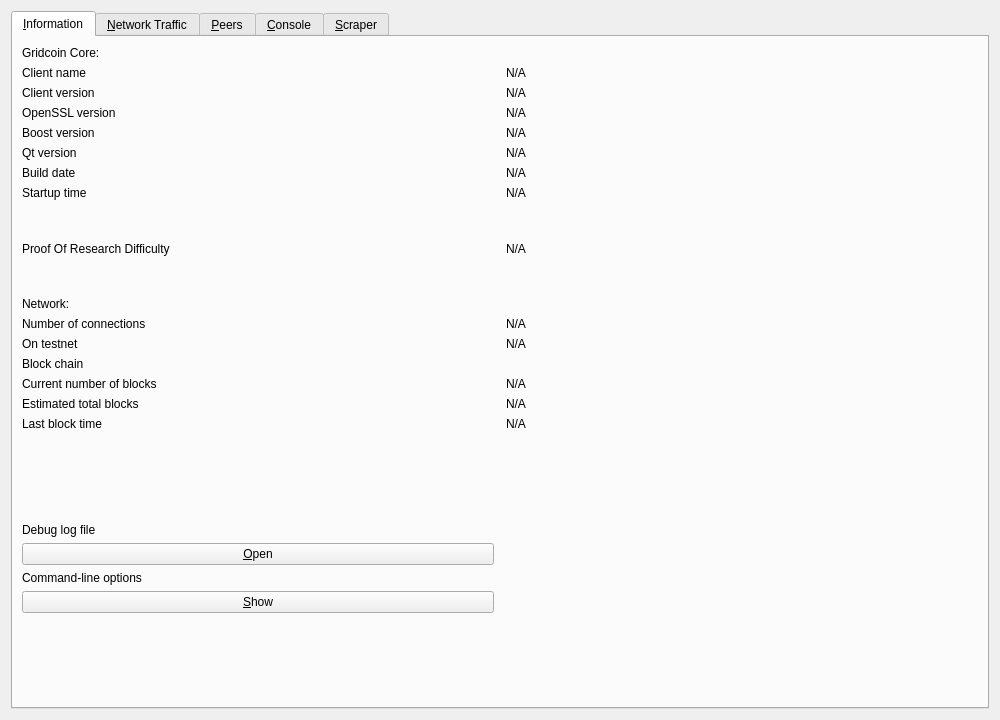
Before: the Qt Designer form src/qt/forms/rpcconsole.ui in gridcoin-community/Gridcoin-Research, drawn with Qt 5.
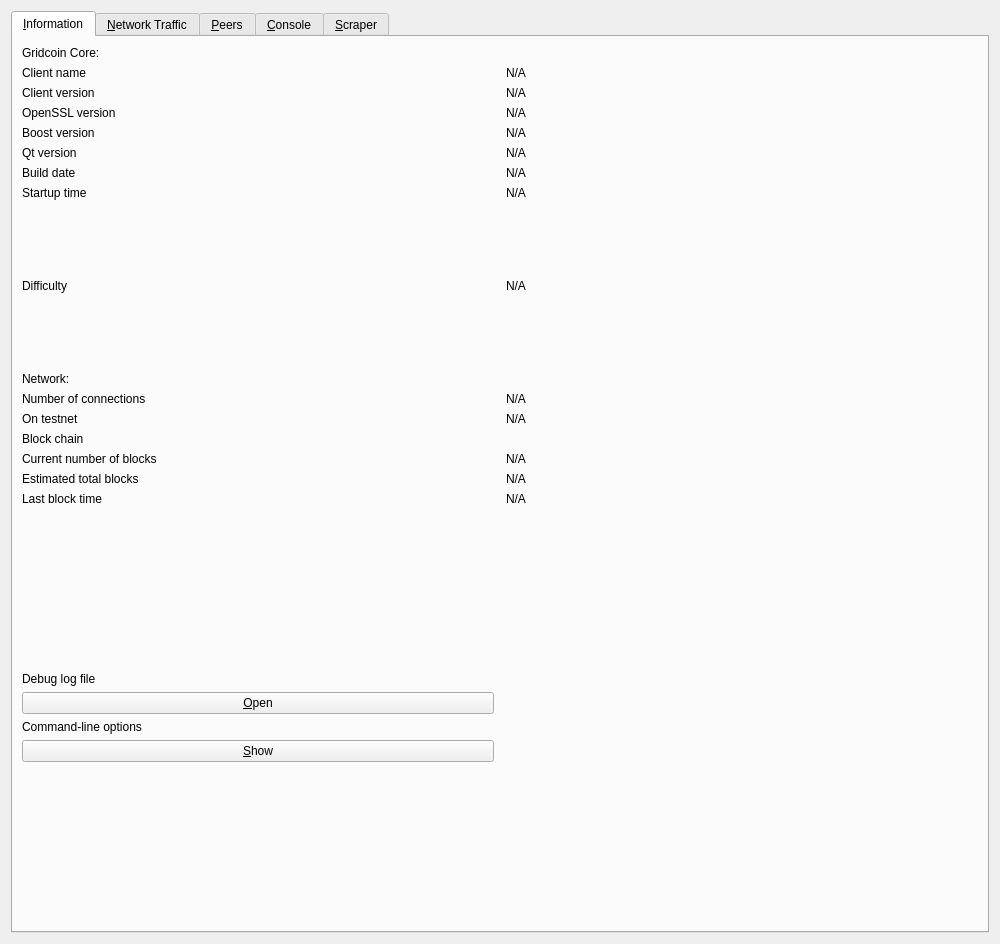
After: the same form once the commit is applied. Icons and pictures are not drawn. Custom widgets are drawn as their Qt base class.

Commit message: Change Proof of Research Difficulty to Difficulty

```diff
--- a/src/qt/forms/rpcconsole.ui
+++ b/src/qt/forms/rpcconsole.ui
@@ -7,7 +7,7 @@
     <x>0</x>
     <y>0</y>
     <width>1000</width>
-    <height>720</height>
+    <height>944</height>
    </rect>
   </property>
   <property name="windowTitle">
@@ -297,7 +297,7 @@
        <item row="37" column="0">
         <widget class="QLabel" name="porDiffLabel">
          <property name="text">
-          <string>Proof Of Research Difficulty</string>
+          <string>Difficulty</string>
          </property>
         </widget>
        </item>
```
Left out of the diff: 4 changed lines with no effect on the pictures. The commit also changes 1 other file.
